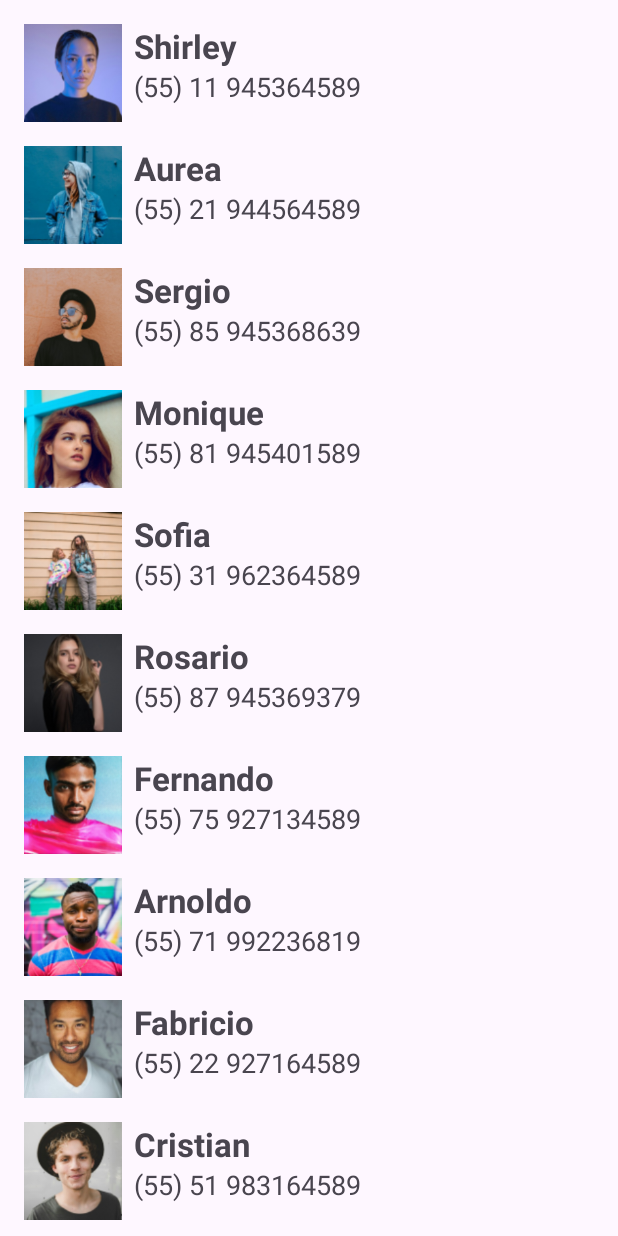
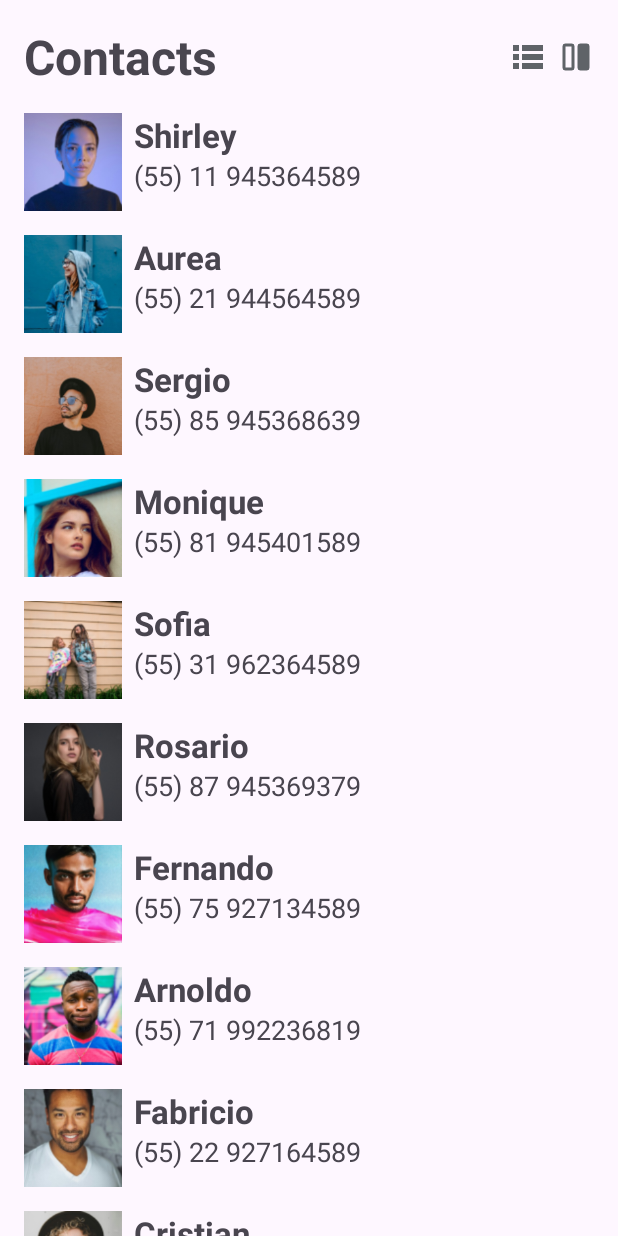
Before and after one commit to CarlaLouise/ContactList, an Android app: the screen it shows after launch (MainActivity), on a phone screen of 412 x 824 dp. Run offline under Robolectric (Android 15) with nearby library versions, the phone set to English and light mode, and no system bars.

Commit message:
Adicionando icones para lista e utilizando o gridlayoutmanager

```diff
--- a/app/src/main/java/com/devspace/recyclerview/MainActivity.kt
+++ b/app/src/main/java/com/devspace/recyclerview/MainActivity.kt
@@ -1,10 +1,12 @@
 package com.devspace.recyclerview
 
 import android.os.Bundle
+import android.widget.ImageView
 import androidx.activity.enableEdgeToEdge
 import androidx.appcompat.app.AppCompatActivity
 import androidx.core.view.ViewCompat
 import androidx.core.view.WindowInsetsCompat
+import androidx.recyclerview.widget.GridLayoutManager
 import androidx.recyclerview.widget.LinearLayoutManager
 import androidx.recyclerview.widget.RecyclerView
 
@@ -20,18 +22,22 @@ class MainActivity : AppCompatActivity() {
             insets
         }
 
-
-        // Set Adapter
-        // Linear Layout manager
-        //Submeter Lista
-
         val rvlist = findViewById<RecyclerView>(R.id.rv_list)
+        val ivList = findViewById<ImageView>(R.id.iv_list)
+        val ivGrid = findViewById<ImageView>(R.id.iv_grid)
         val adapter = ContactListAdapter()
 
         rvlist.adapter = adapter
         rvlist.layoutManager = LinearLayoutManager (this)
+        adapter.submitList(contacts)
 
-        adapter.submitList(contacts)
+        ivGrid.setOnClickListener {
+            rvlist.layoutManager = GridLayoutManager(this, 2)
+        }
+
+        ivList.setOnClickListener {
+           rvlist.layoutManager = LinearLayoutManager (this)
+        }
     }
 }
 
--- a/app/src/main/res/layout/activity_main.xml
+++ b/app/src/main/res/layout/activity_main.xml
@@ -7,14 +7,48 @@
     android:layout_height="match_parent"
     tools:context=".MainActivity">
 
+    <TextView
+        android:id="@+id/tv_title"
+        android:layout_width="0dp"
+        android:layout_height="wrap_content"
+        android:layout_margin="16dp"
+        android:text="@string/contacts_list_title"
+        android:textSize="32sp"
+        android:textStyle="bold"
+        app:layout_constraintEnd_toStartOf="@id/iv_list"
+        app:layout_constraintStart_toStartOf="parent"
+        app:layout_constraintTop_toTopOf="parent" />
+
+    <ImageView
+        android:id="@+id/iv_grid"
+        android:layout_width="24dp"
+        android:layout_height="24dp"
+        android:layout_marginEnd="16dp"
+        android:src="@drawable/ic_grid"
+        app:layout_constraintBottom_toBottomOf="@+id/tv_title"
+        app:layout_constraintEnd_toEndOf="parent"
+        app:layout_constraintTop_toTopOf="@+id/tv_title" />
+
+    <ImageView
+        android:id="@+id/iv_list"
+        android:layout_width="24dp"
+        android:layout_height="24dp"
+        android:layout_marginEnd="8dp"
+        android:src="@drawable/ic_list"
+        app:layout_constraintBottom_toBottomOf="@+id/tv_title"
+        app:layout_constraintEnd_toStartOf="@id/iv_grid"
+        app:layout_constraintTop_toTopOf="@+id/tv_title" />
+
     <androidx.recyclerview.widget.RecyclerView
         android:id="@+id/rv_list"
         android:layout_width="match_parent"
-        android:layout_height="match_parent"
+        android:layout_height="0dp"
         app:layout_constraintBottom_toBottomOf="parent"
         app:layout_constraintEnd_toEndOf="parent"
+        app:layout_constraintHorizontal_bias="0.0"
         app:layout_constraintStart_toStartOf="parent"
-        app:layout_constraintTop_toTopOf="parent"
+        app:layout_constraintTop_toBottomOf="@id/tv_title"
+        app:layout_constraintVertical_bias="0.0"
         tools:listitem="@layout/item_list" />
 
 </androidx.constraintlayout.widget.ConstraintLayout>
--- a/app/src/main/res/values/strings.xml
+++ b/app/src/main/res/values/strings.xml
@@ -1,3 +1,4 @@
 <resources>
     <string name="app_name">Recyclerview</string>
+    <string name="contacts_list_title">Contacts</string>
 </resources>
```
Also changed, not shown: app/src/main/res/drawable/ic_grid.png (added), app/src/main/res/drawable/ic_list.png (added).
